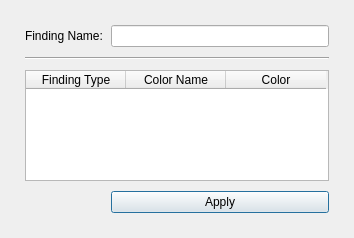
Before: the Qt Designer form Resources/UI/qSlicerLongPETCTFindingSettingsDialog.ui in paulcm/LongitudinalPETCT, drawn with Qt 5.
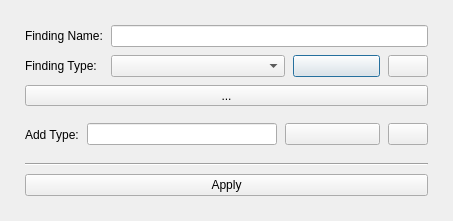
After: the same form once the commit is applied. Icons and pictures are not drawn. Custom widgets are drawn as their Qt base class.

Commit message: ENH: Updated FindingSettings dialog for add remove combobox usage

Diff of the .ui file:
```diff
--- a/Resources/UI/qSlicerLongPETCTFindingSettingsDialog.ui
+++ b/Resources/UI/qSlicerLongPETCTFindingSettingsDialog.ui
@@ -6,68 +6,204 @@
    <rect>
     <x>0</x>
     <y>0</y>
-    <width>354</width>
-    <height>238</height>
+    <width>453</width>
+    <height>221</height>
    </rect>
   </property>
+  <property name="sizePolicy">
+   <sizepolicy hsizetype="Preferred" vsizetype="Minimum">
+    <horstretch>0</horstretch>
+    <verstretch>0</verstretch>
+   </sizepolicy>
+  </property>
   <property name="windowTitle">
    <string>Form</string>
   </property>
-  <layout class="QGridLayout" name="gridLayout" columnstretch="0,0">
-   <property name="horizontalSpacing">
+  <layout class="QVBoxLayout" name="verticalLayout_2">
+   <property name="spacing">
     <number>8</number>
    </property>
-   <property name="verticalSpacing">
-    <number>10</number>
-   </property>
    <property name="margin">
     <number>25</number>
    </property>
-   <item row="0" column="0">
-    <widget class="QLabel" name="LabelName">
+   <item>
+    <layout class="QGridLayout" name="gridLayout" columnstretch="0,2,1,0">
+     <property name="horizontalSpacing">
+      <number>8</number>
+     </property>
+     <item row="0" column="0">
+      <widget class="QLabel" name="LabelName">
+       <property name="text">
+        <string>Finding Name:</string>
+       </property>
+      </widget>
+     </item>
+     <item row="1" column="0">
+      <widget class="QLabel" name="LabelType">
+       <property name="text">
+        <string>Finding Type:</string>
+       </property>
+      </widget>
+     </item>
+     <item row="0" column="1" colspan="3">
+      <widget class="QLineEdit" name="LineEditName"/>
+     </item>
+     <item row="1" column="2">
+      <widget class="QPushButton" name="ButtonColor">
+       <property name="text">
+        <string/>
+       </property>
+      </widget>
+     </item>
+     <item row="1" column="1">
+      <widget class="QComboBox" name="ComboBoxType">
+       <property name="iconSize">
+        <size>
+         <width>24</width>
+         <height>16</height>
+        </size>
+       </property>
+       <property name="frame">
+        <bool>true</bool>
+       </property>
+      </widget>
+     </item>
+     <item row="1" column="3">
+      <widget class="QPushButton" name="ButtonRemove">
+       <property name="text">
+        <string/>
+       </property>
+       <property name="icon">
+        <iconset resource="../qSlicerLongPETCTModule.qrc">
+         <normaloff>:/Icons/delete.png</normaloff>:/Icons/delete.png</iconset>
+       </property>
+      </widget>
+     </item>
+    </layout>
+   </item>
+   <item>
+    <widget class="ctkExpandButton" name="ExpandButton">
+     <property name="sizePolicy">
+      <sizepolicy hsizetype="Expanding" vsizetype="Fixed">
+       <horstretch>0</horstretch>
+       <verstretch>0</verstretch>
+      </sizepolicy>
+     </property>
      <property name="text">
-      <string>Finding Name:</string>
+      <string>...</string>
      </property>
     </widget>
    </item>
-   <item row="0" column="1">
-    <widget class="QLineEdit" name="LineEditName"/>
+   <item>
+    <widget class="QWidget" name="WidgetAddType" native="true">
+     <property name="styleSheet">
+      <string notr="true"/>
+     </property>
+     <layout class="QHBoxLayout" name="horizontalLayout_2" stretch="0,2,1,0">
+      <property name="spacing">
+       <number>8</number>
+      </property>
+      <property name="margin">
+       <number>0</number>
+      </property>
+      <item>
+       <widget class="QLabel" name="LabelAddType">
+        <property name="styleSheet">
+         <string notr="true"/>
+        </property>
+        <property name="text">
+         <string>Add Type:</string>
+        </property>
+       </widget>
+      </item>
+      <item>
+       <widget class="QLineEdit" name="LineEditNameAddType"/>
+      </item>
+      <item>
+       <widget class="QPushButton" name="ButtonColorAddType">
+        <property name="styleSheet">
+         <string notr="true"/>
+        </property>
+        <property name="text">
+         <string/>
+        </property>
+       </widget>
+      </item>
+      <item>
+       <widget class="QPushButton" name="ButtonAddType">
+        <property name="styleSheet">
+         <string notr="true"/>
+        </property>
+        <property name="text">
+         <string/>
+        </property>
+        <property name="icon">
+         <iconset resource="../qSlicerLongPETCTModule.qrc">
+          <normaloff>:/Icons/add.png</normaloff>:/Icons/add.png</iconset>
+        </property>
+       </widget>
+      </item>
+     </layout>
+    </widget>
    </item>
-   <item row="1" column="0" colspan="2">
+   <item>
     <widget class="Line" name="line">
      <property name="orientation">
       <enum>Qt::Horizontal</enum>
      </property>
     </widget>
    </item>
-   <item row="4" column="1">
+   <item>
     <widget class="QPushButton" name="ButtonApply">
      <property name="text">
       <string>Apply</string>
      </property>
     </widget>
    </item>
-   <item row="3" column="0" colspan="2">
-    <widget class="QTableWidget" name="Table">
-     <column>
-      <property name="text">
-       <string>Finding Type</string>
-      </property>
-     </column>
-     <column>
-      <property name="text">
-       <string>Color Name</string>
-      </property>
-     </column>
-     <column>
-      <property name="text">
-       <string>Color</string>
-      </property>
-     </column>
-    </widget>
-   </item>
   </layout>
  </widget>
- <resources/>
- <connections/>
+ <customwidgets>
+  <customwidget>
+   <class>ctkExpandButton</class>
+   <extends>QToolButton</extends>
+   <header>ctkExpandButton.h</header>
+  </customwidget>
+ </customwidgets>
+ <resources>
+  <include location="../qSlicerLongPETCTModule.qrc"/>
+ </resources>
+ <connections>
+  <connection>
+   <sender>ExpandButton</sender>
+   <signal>toggled(bool)</signal>
+   <receiver>WidgetAddType</receiver>
+   <slot>setVisible(bool)</slot>
+   <hints>
+    <hint type="sourcelabel">
+     <x>182</x>
+     <y>106</y>
+    </hint>
+    <hint type="destinationlabel">
+     <x>182</x>
+     <y>138</y>
+    </hint>
+   </hints>
+  </connection>
+  <connection>
+   <sender>ExpandButton</sender>
+   <signal>toggled(bool)</signal>
+   <receiver>line</receiver>
+   <slot>setVisible(bool)</slot>
+   <hints>
+    <hint type="sourcelabel">
+     <x>226</x>
+     <y>105</y>
+    </hint>
+    <hint type="destinationlabel">
+     <x>226</x>
+     <y>125</y>
+    </hint>
+   </hints>
+  </connection>
+ </connections>
 </ui>
```
The commit also changes 2 other files.
